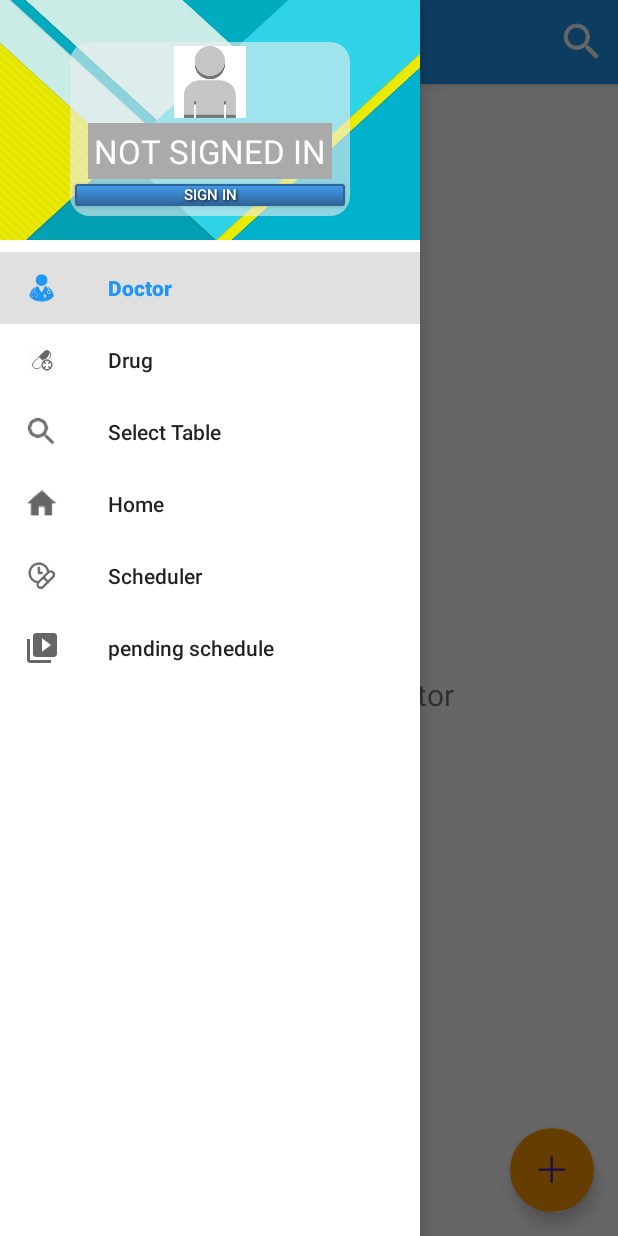
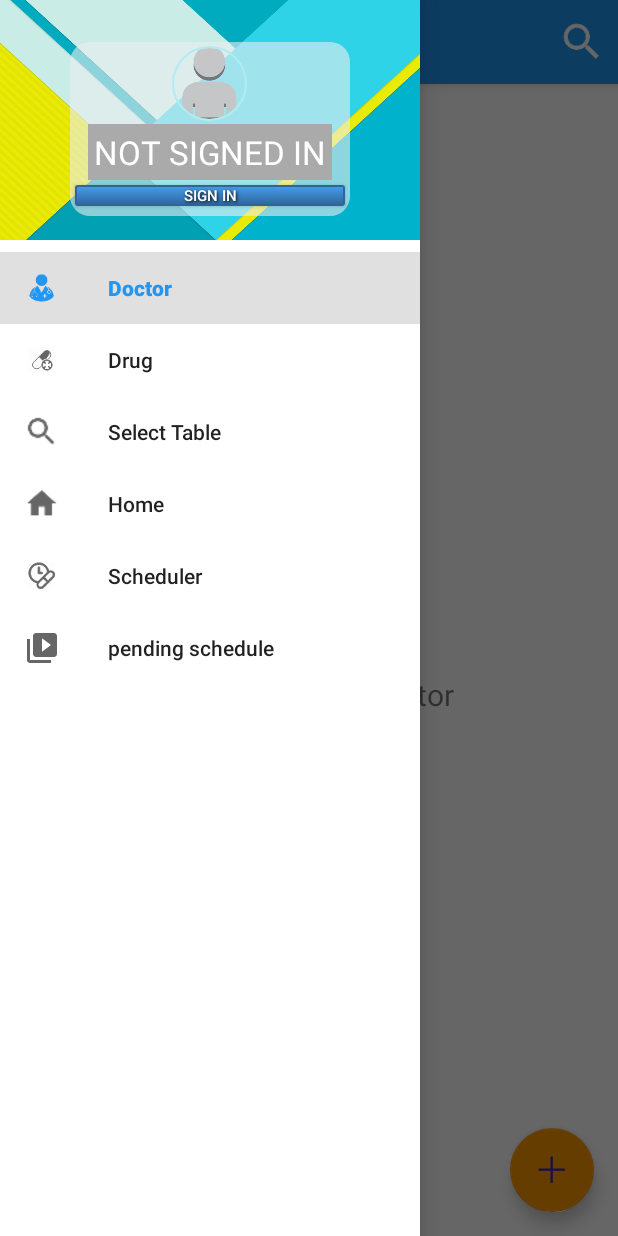
Before and after one commit to P00L/DIMA_2016, an Android app: the fragment DocListFragment placed in its activity, with the side drawer open, on a phone screen of 412 x 824 dp. Run offline under Robolectric (Android 15) with nearby library versions, the phone set to English and light mode, and no system bars; our stand-ins replace CircleImageView; libraries missing offline, so code that uses them is left out: com.amazonaws.mobileconnectors, com.amazonaws.services, com.bartoszlipinski.recyclerviewheader2; pictures from the network do not load; 17 statements that could not run were skipped.

Commit message:
added header to doclistfragment now active imagebutton is no more clickable added recyclerviewheader to gradle.build updated icons with circleimages

```diff
--- a/MySampleApp/app/src/main/java/com/mysampleapp/fragment/DocListFragment.java
+++ b/MySampleApp/app/src/main/java/com/mysampleapp/fragment/DocListFragment.java
@@ -41,6 +41,7 @@ import android.widget.TextView;
 import com.amazonaws.AmazonClientException;
 import com.amazonaws.mobile.AWSMobileClient;
 import com.amazonaws.mobileconnectors.dynamodbv2.dynamodbmapper.DynamoDBMapper;
+import com.bartoszlipinski.recyclerviewheader2.RecyclerViewHeader;
 import com.mysampleapp.DetailsTransition;
 import com.mysampleapp.R;
 import com.mysampleapp.activity.HomeActivity;
@@ -63,6 +64,7 @@ public class DocListFragment extends Fragment implements ItemClickListenerAnimat
 
     private OnFragmentInteractionListener mListener;
     private RecyclerView mRecyclerView;
+    private RecyclerViewHeader header;
     private DocAdapter mAdapter;
     private RecyclerView.LayoutManager mLayoutManager;
     private ArrayList<DoctorDO> items;
@@ -73,6 +75,7 @@ public class DocListFragment extends Fragment implements ItemClickListenerAnimat
     private FloatingActionButton fab;
     private Animation rotate_open;
     private Paint p = new Paint();
+
 
     public DocListFragment() {
         // Required empty public constructor
@@ -113,6 +116,10 @@ public class DocListFragment extends Fragment implements ItemClickListenerAnimat
         mProgress = (ProgressBar) view.findViewById(R.id.progress_bar);
         fab = (FloatingActionButton) activity.findViewById(R.id.fab);
 
+        mLayoutManager = new LinearLayoutManager(getActivity());
+        mRecyclerView.setLayoutManager(mLayoutManager);
+        header = (RecyclerViewHeader) view.findViewById(R.id.header);
+        header.attachTo(mRecyclerView);
         initSwipe();
 
         if (!fab.isShown()) {
@@ -147,6 +154,7 @@ public class DocListFragment extends Fragment implements ItemClickListenerAnimat
                 Log.w(LOG_TAG, "restore items");
                 mLayoutManager = new LinearLayoutManager(getActivity());
                 mRecyclerView.setLayoutManager(mLayoutManager);
+                header.attachTo(mRecyclerView);
                 Collections.sort(items, (new Comparator<DoctorDO>() {
                     @Override
                     public int compare(DoctorDO s1, DoctorDO s2) {
@@ -273,6 +281,7 @@ public class DocListFragment extends Fragment implements ItemClickListenerAnimat
                     enableFab();
                     mLayoutManager = new LinearLayoutManager(getActivity());
                     mRecyclerView.setLayoutManager(mLayoutManager);
+                    header.attachTo(mRecyclerView);
                     Collections.sort(items, (new Comparator<DoctorDO>() {
                         @Override
                         public int compare(DoctorDO s1, DoctorDO s2) {
--- a/MySampleApp/app/src/main/res/layout/nav_header_home.xml
+++ b/MySampleApp/app/src/main/res/layout/nav_header_home.xml
@@ -21,20 +21,24 @@
         android:layout_marginLeft="12dp"
         android:gravity="center"
         android:layout_centerInParent="true"
-        android:background="@drawable/linear_layout_bg"
-    >
-    <ImageView
+        android:background="@drawable/linear_layout_bg">
+
+        <de.hdodenhof.circleimageview.CircleImageView
+            xmlns:app="http://schemas.android.com/apk/res-auto"
             android:id="@+id/userImage"
-        android:scaleType="fitCenter"
+            android:layout_width="50dp"
+            android:layout_height="50dp"
             android:src="@mipmap/user"
-        android:layout_width="48dp"
-        android:layout_height="48dp"
+            android:maxHeight="100dp"
+            android:maxWidth="100dp"
             android:layout_marginTop="6dp"
-        android:background="@color/nav_drawer_background"/>
+            app:civ_border_width="1dp"
+            app:civ_border_color="@color/drug_item_col_circle"/>
+
         <TextView
             android:layout_width="wrap_content"
             android:layout_height="wrap_content"
-        android:layout_marginTop="3dp"
+            android:layout_marginTop="2dp"
             android:layout_marginLeft="12dp"
             android:layout_marginRight="12dp"
             android:padding="4dp"
--- a/MySampleApp/app/src/main/res/values/colors.xml
+++ b/MySampleApp/app/src/main/res/values/colors.xml
@@ -16,11 +16,13 @@
     <color name="sign_in_separator_color">#DDDDDD</color>
     <color name="instructions_list_border_color">#FFDDDDDD</color>
     <color name="input_error_color">#af1212</color>
-
+    <color name="photo_tint">#7f101010</color>
     <color name="red">#c71212</color>
     <color name="green">#05a618</color>
     <color name="schedule_item_col">#99D1C4E9</color>
     <color name="drug_item_col">#99B2EBF2</color>
+    <color name="drug_item_col_circle">#B2EBF2</color>
+    <color name="doc_item_col_circle">#B3E5FC</color>
     <color name="doc_item_col">#99B3E5FC</color>
     <color name="colorPrimary">#2196F3</color>
     <color name="colorPrimaryDark">#1976D2</color>
--- a/MySampleApp/app/src/main/res/values/dimens.xml
+++ b/MySampleApp/app/src/main/res/values/dimens.xml
@@ -5,6 +5,8 @@
     <dimen name="sign_in_button_margin">10dp</dimen>
     <dimen name="sign_in_button_width">240dp</dimen>
     <dimen name="sign_in_button_height">40dp</dimen>
+    <dimen name="button_elevation">2dp</dimen>
+    <dimen name="button_press_elevation">4dp</dimen>
     <dimen name="demo_mobile_analytics_button_text_size">12sp</dimen>
     <!-- Default screen margins, per the Android Design guidelines. -->
     <dimen name="nav_header_vertical_spacing">16dp</dimen>
```
Also changed, not shown: MySampleApp/app/build.gradle (+4 -3 lines), MySampleApp/app/src/main/java/com/mysampleapp/adapter/DocAdapter.java (+1 -21 lines), MySampleApp/app/src/main/java/com/mysampleapp/fragment/DocFragment.java (+0 -13 lines), MySampleApp/app/src/main/res/layout/fragment_doc.xml (+9 -4 lines), MySampleApp/app/src/main/res/layout/fragment_doc_list.xml (+22 -5 lines), MySampleApp/app/src/main/res/layout/item_doc.xml (+7 -6 lines), MySampleApp/app/src/main/res/layout/item_drug.xml (+7 -5 lines). Lines whose indentation alone changed are shown as unchanged.
